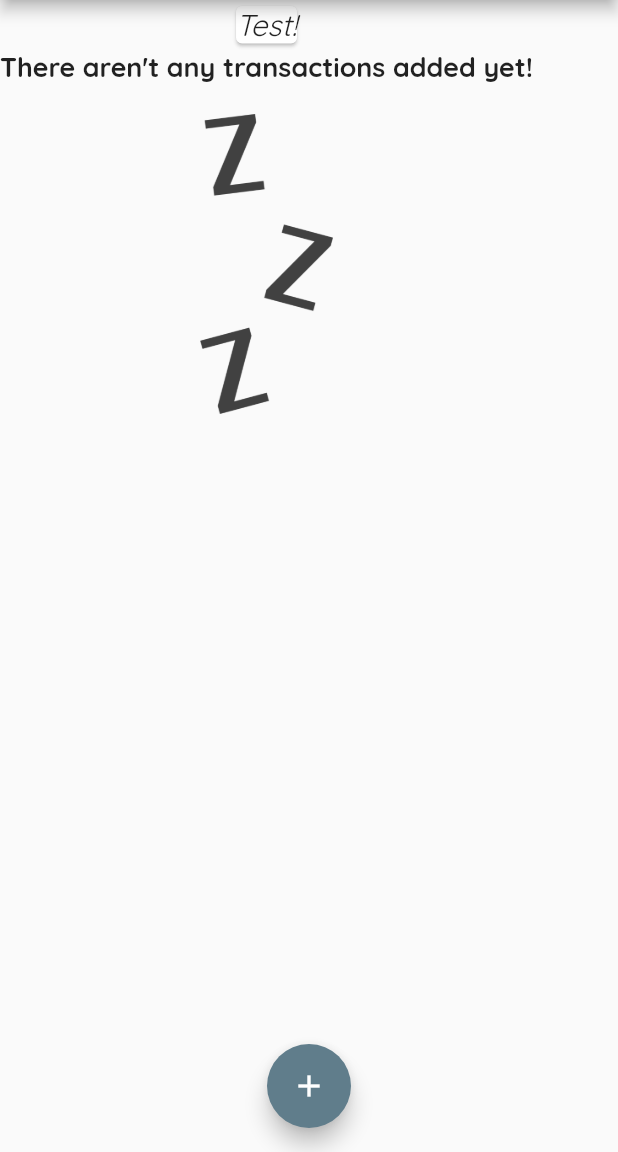
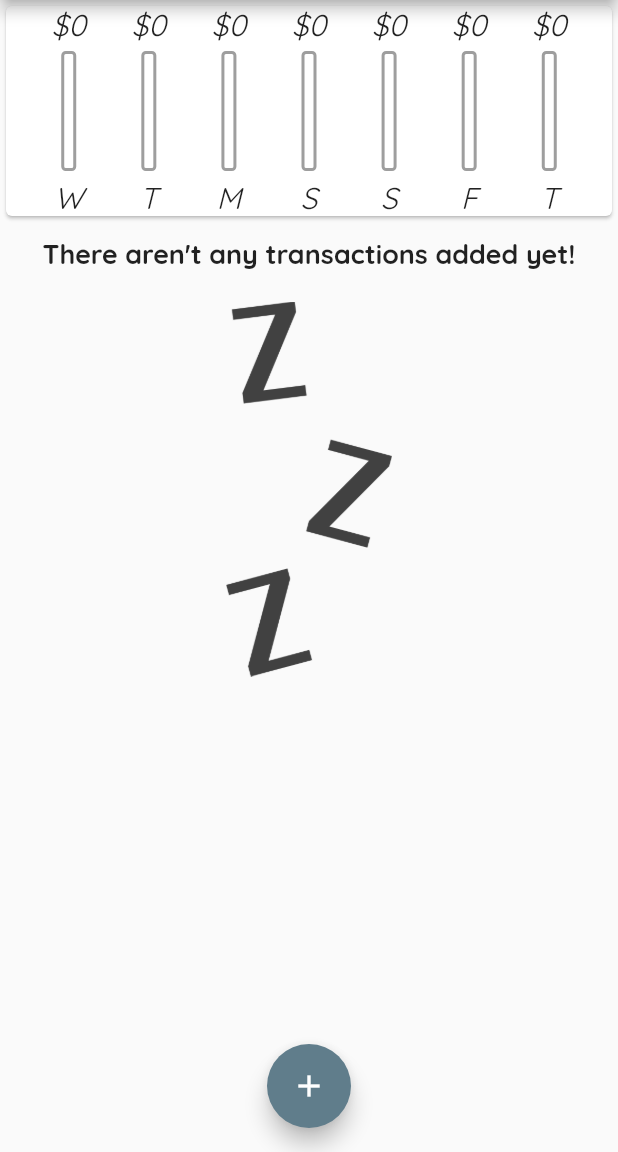
Before and after one commit to Echi4/EZTrack, a Flutter app: the screen it shows after launch, on a phone screen of 412 x 824 dp, the part 84-1236 px from its top. Run offline on Flutter 3.47's test engine with Material 2 defaults, Android fonts, the phone set to English and light mode, and no system bars; missing offline and left inert: shortid.

Commit message:
Added the spendings chart UI and logic

```diff
--- a/lib/main.dart
+++ b/lib/main.dart
@@ -3,7 +3,7 @@ import 'package:flutter/material.dart';
 import './models/transaction.dart';
 import './widgets/new_transaction.dart';
 import './widgets/transaction_list.dart';
-import './widgets/bar_chart.dart';
+import './widgets/chart.dart';
 
 // Entry point
 void main() => runApp(const App());
--- a/lib/widgets/bar_chart.dart
+++ /dev/null
@@ -1,42 +0,0 @@
-import 'package:flutter/material.dart';
-import 'package:intl/intl.dart';
-
-import '../models/transaction.dart';
-
-class Chart extends StatelessWidget {
-  final List<Transaction> recentTransaction;
-
-  const Chart(this.recentTransaction, {super.key});
-
-  List<Map<String, Object>> get getRecentTransactions {
-    return List.generate(7, (index) {
-      final weekDay = DateTime.now().subtract(Duration(days: index));
-      var totalAmountPerDay = 0.0;
-      for (var i = 0; i < recentTransaction.length; i++) {
-        if (recentTransaction[i].date.day == weekDay.day &&
-            recentTransaction[i].date.month == weekDay.month &&
-            recentTransaction[i].date.year == weekDay.year) {
-          totalAmountPerDay += recentTransaction[i].amount;
-        }
-      }
-      print(weekDay);
-      print(totalAmountPerDay);
-      return {
-        "Day": DateFormat.E().format(weekDay),
-        "Amount": totalAmountPerDay
-      };
-    });
-  }
-
-  @override
-  Widget build(BuildContext context) {
-    print(getRecentTransactions);
-    return const Card(
-      child: Column(
-        children: [
-          Text("Test!"),
-        ],
-      ),
-    );
-  }
-}
--- /dev/null
+++ b/lib/widgets/chart.dart
@@ -0,0 +1,53 @@
+import 'package:expenses_tracker/widgets/chart_bar.dart';
+import 'package:flutter/material.dart';
+import 'package:intl/intl.dart';
+
+import '../models/transaction.dart';
+
+class Chart extends StatelessWidget {
+  final List<Transaction> recentTransaction;
+
+  const Chart(this.recentTransaction, {super.key});
+
+  List<Map<String, dynamic>> get getRecentTransactions {
+    return List.generate(7, (index) {
+      final weekDay = DateTime.now().subtract(Duration(days: index));
+      var totalAmountPerDay = 0.0;
+      for (var i = 0; i < recentTransaction.length; i++) {
+        if (recentTransaction[i].date.day == weekDay.day &&
+            recentTransaction[i].date.month == weekDay.month &&
+            recentTransaction[i].date.year == weekDay.year) {
+          totalAmountPerDay += recentTransaction[i].amount;
+        }
+      }
+      return {
+        "day": DateFormat.E().format(weekDay).substring(0, 1),
+        "amount": totalAmountPerDay
+      };
+    });
+  }
+
+  double get totalWeeklySpending {
+    return getRecentTransactions.fold(0.0, (previousValue, element) {
+      return previousValue + element["amount"];
+    });
+  }
+
+  @override
+  Widget build(BuildContext context) {
+    // getRecentTransactions;
+    return Card(
+      child: Row(
+        mainAxisAlignment: MainAxisAlignment.spaceEvenly,
+        children: getRecentTransactions.map((transactionData) {
+          return ChartBar(
+              transactionData["amount"],
+              transactionData["day"],
+              totalWeeklySpending == 0.0
+                  ? 0.0
+                  : transactionData["amount"] / totalWeeklySpending);
+        }).toList(),
+      ),
+    );
+  }
+}
--- a/lib/widgets/chart_bar.dart
+++ b/lib/widgets/chart_bar.dart
@@ -1,36 +1,53 @@
 import 'package:flutter/material.dart';
-import 'package:intl/intl.dart';
-import '../models/transaction.dart';
 
-class Chart extends StatelessWidget {
-  final List<Transaction> recentTransactions;
+class ChartBar extends StatelessWidget {
+  final String dayLabel;
+  final double amountLabel;
+  final double dayPercentageOfTheWholeWeek;
 
-  const Chart(this.recentTransactions, {super.key});
-
-  List<Map<String, Object>> get getTransactionsDaily {
-    return List.generate(7, (index) {
-      var totalAmountPerDay = 0.0;
-      final weekDay = DateTime.now().subtract(Duration(days: index));
-      for (var i = 0; i < recentTransactions.length; i++) {
-        if (recentTransactions[i].date.day == weekDay.day &&
-            recentTransactions[i].date.month == weekDay.month &&
-            recentTransactions[i].date.year == weekDay.year) {
-          totalAmountPerDay += recentTransactions[i].amount;
-        }
-      }
-      return {
-        "Day": DateFormat.E().format(weekDay),
-        "Amount": totalAmountPerDay
-      };
-    });
-  }
+  const ChartBar(
+      this.amountLabel, this.dayLabel, this.dayPercentageOfTheWholeWeek,
+      {super.key});
 
   @override
   Widget build(BuildContext context) {
-    return const Card(
-      child: Row(
-        children: [Text("Show Chart Bars Here")],
-      ),
+    return Column(
+      children: [
+        Text("\$${amountLabel.toStringAsFixed(0)}"),
+        const SizedBox(
+          height: 5.0,
+        ),
+        SizedBox(
+          height: 80.0,
+          width: 10.0,
+          child: Stack(
+            children: [
+              Container(
+                decoration: BoxDecoration(
+                  border: Border.all(
+                    color: Colors.grey,
+                    width: 2.0,
+                  ),
+                  borderRadius: BorderRadius.circular(3.0),
+                ),
+              ),
+              FractionallySizedBox(
+                heightFactor: dayPercentageOfTheWholeWeek,
+                child: Container(
+                  decoration: BoxDecoration(
+                    color: Theme.of(context).primaryColor,
+                    borderRadius: BorderRadius.circular(3.0),
+                  ),
+                ),
+              )
+            ],
+          ),
+        ),
+        const SizedBox(
+          height: 5.0,
+        ),
+        Text(dayLabel),
+      ],
     );
   }
 }
--- a/lib/widgets/transaction_list.dart
+++ b/lib/widgets/transaction_list.dart
@@ -11,9 +11,11 @@ class TransactionList extends StatelessWidget {
   @override
   Widget build(BuildContext context) {
     return SizedBox(
-      height: 250,
+      height: 350,
       child: transactions.isEmpty
-          ? Column(
+          ? Padding(
+              padding: const EdgeInsets.all(10.0),
+              child: Column(
                 children: [
                   Text(
                     "There aren't any transactions added yet!",
@@ -21,15 +23,18 @@ class TransactionList extends StatelessWidget {
                   ),
                   const SizedBox(height: 20.0),
                   SizedBox(
-                  height: 200.0,
+                    height: 250.0,
                     child: Image.asset(
                       "assets/images/waiting.png",
                       fit: BoxFit.cover,
                     ),
                   )
                 ],
+              ),
             )
-          : ListView.builder(
+          : Padding(
+              padding: const EdgeInsets.all(10.0),
+              child: ListView.builder(
                 itemCount: transactions.length,
                 itemBuilder: (context, index) {
                   return Card(
@@ -38,10 +43,12 @@ class TransactionList extends StatelessWidget {
                       child: Row(
                         children: [
                           Container(
-                          margin: const EdgeInsets.symmetric(horizontal: 20.0),
+                            margin:
+                                const EdgeInsets.symmetric(horizontal: 20.0),
                             padding: const EdgeInsets.all(10.0),
                             decoration: BoxDecoration(
-                            border: Border.all(color: Colors.black, width: 5.0),
+                              border:
+                                  Border.all(color: Colors.black, width: 5.0),
                             ),
                             child: Text(
                               "\$ ${transactions[index].amount.toStringAsFixed(2)}",
@@ -69,6 +76,7 @@ class TransactionList extends StatelessWidget {
                   );
                 },
               ),
+            ),
     );
   }
 }
```
Lines whose indentation alone changed are shown as unchanged.
